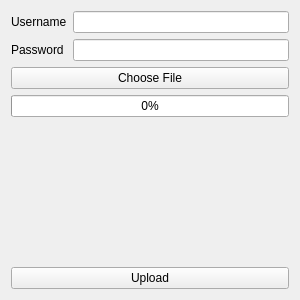
Above: onecodex_uploader/mainwindow.ui from fossabot/onecodex-uploader before the change. Below: the same form after it.
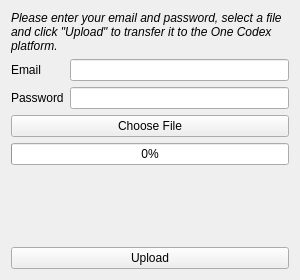
That is the form after the change.

Commit message: Aesthetic tweaks including raise window on start and instructions

```diff
--- a/onecodex_uploader/mainwindow.ui
+++ b/onecodex_uploader/mainwindow.ui
@@ -7,7 +7,7 @@
     <x>0</x>
     <y>0</y>
     <width>300</width>
-    <height>300</height>
+    <height>280</height>
    </rect>
   </property>
   <property name="sizePolicy">
@@ -19,13 +19,13 @@
   <property name="minimumSize">
    <size>
     <width>300</width>
-    <height>300</height>
+    <height>280</height>
    </size>
   </property>
   <property name="maximumSize">
    <size>
     <width>300</width>
-    <height>300</height>
+    <height>280</height>
    </size>
   </property>
   <property name="acceptDrops">
@@ -39,12 +39,28 @@
   </property>
   <widget class="QWidget" name="centralWidget">
    <layout class="QVBoxLayout" name="verticalLayout_2">
+    <item>
+     <widget class="QLabel" name="label_3">
+      <property name="text">
+       <string>&lt;html&gt;&lt;head/&gt;&lt;body&gt;&lt;p&gt;&lt;span style=&quot; font-style:italic;&quot;&gt;Please enter your email and password, select a file and click &amp;quot;Upload&amp;quot; to transfer it to the One Codex platform.&lt;/span&gt;&lt;/p&gt;&lt;/body&gt;&lt;/html&gt;</string>
+      </property>
+      <property name="textFormat">
+       <enum>Qt::RichText</enum>
+      </property>
+      <property name="wordWrap">
+       <bool>true</bool>
+      </property>
+      <property name="openExternalLinks">
+       <bool>false</bool>
+      </property>
+     </widget>
+    </item>
     <item>
      <layout class="QFormLayout" name="formLayout">
       <item row="0" column="0">
        <widget class="QLabel" name="label">
         <property name="text">
-         <string>Username</string>
+         <string>Email</string>
         </property>
        </widget>
       </item>
@@ -114,6 +130,9 @@
         <property name="text">
          <string>Upload</string>
         </property>
+        <property name="default">
+         <bool>false</bool>
+        </property>
        </widget>
       </item>
      </layout>
```
Left out of the diff: 6 changed lines with no effect on the pictures. The commit also changes 3 other files.
